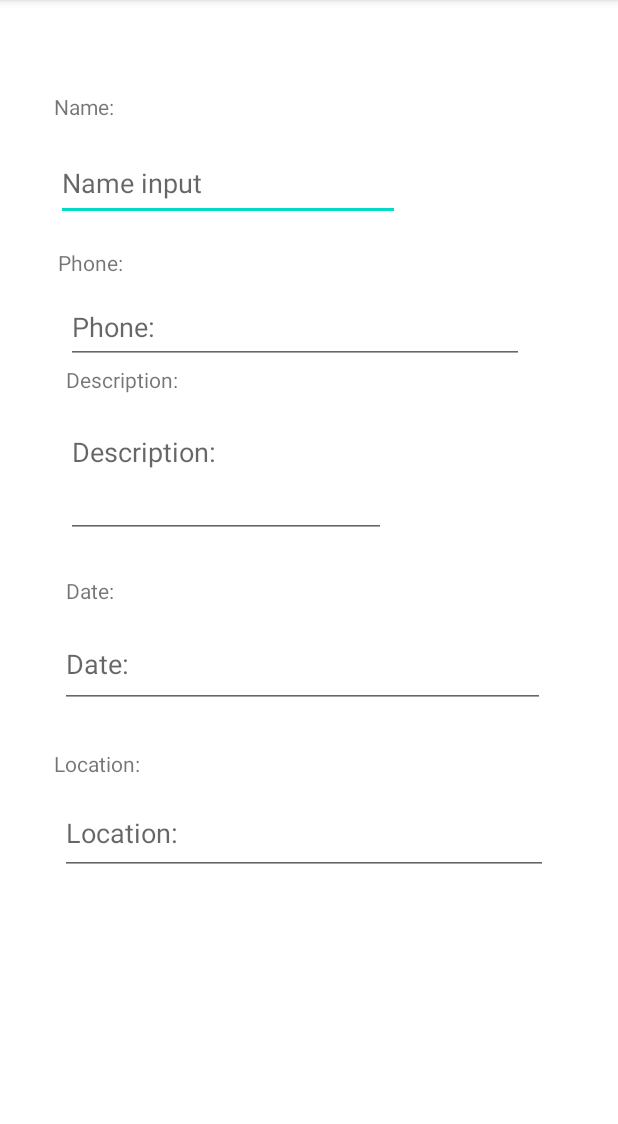
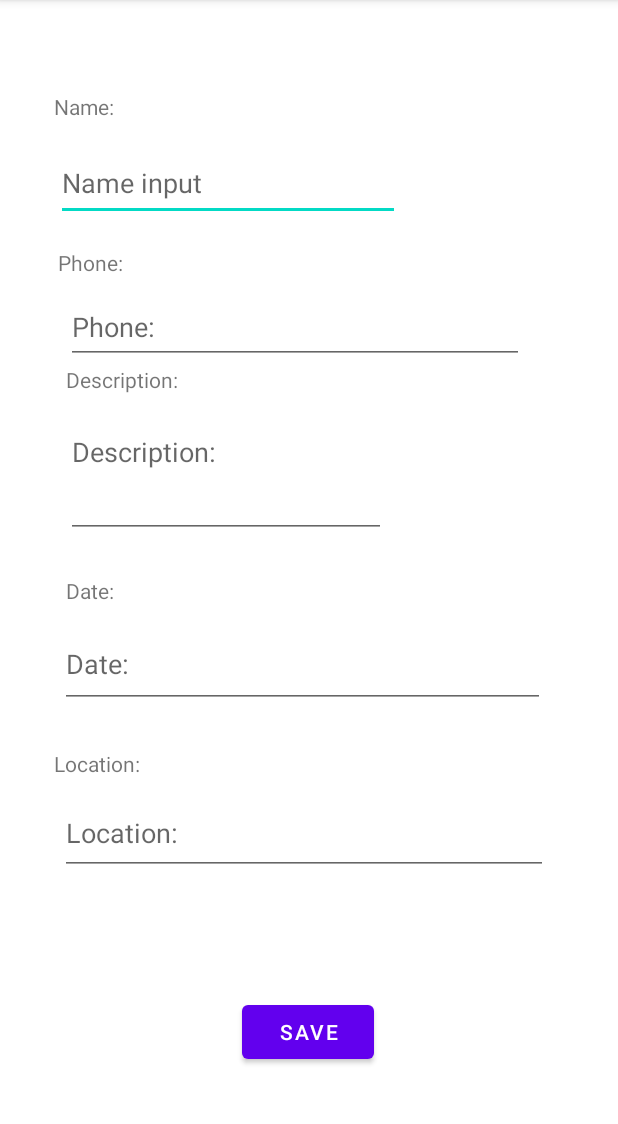
Before and after one commit to el-veee/SIT305LostAndFound, an Android app: the CreateLostAndFoundActivity screen opened directly, with no data from a screen before it, on a phone screen of 412 x 824 dp, the part 84-1208 px from its top. Run offline under Robolectric (Android 15) with nearby library versions, the phone set to English and light mode, and no system bars.

```diff
--- a/app/build.gradle
+++ b/app/build.gradle
@@ -40,4 +40,7 @@ dependencies {
     testImplementation 'junit:junit:4.13.2'
     androidTestImplementation 'androidx.test.ext:junit:1.1.3'
     androidTestImplementation 'androidx.test.espresso:espresso-core:3.4.0'
+
+    implementation "androidx.room:room-runtime:2.4.2"
+    annotationProcessor "androidx.room:room-compiler:2.4.2"
 }
--- a/app/src/main/res/layout/activity_create_lost_and_found.xml
+++ b/app/src/main/res/layout/activity_create_lost_and_found.xml
@@ -124,4 +124,15 @@
         app:layout_constraintStart_toStartOf="parent"
         app:layout_constraintTop_toBottomOf="@+id/date_edit_text" />
 
+    <Button
+        android:id="@+id/save_button"
+        android:layout_width="wrap_content"
+        android:layout_height="wrap_content"
+        android:layout_marginBottom="56dp"
+        android:text="@string/save_button"
+        app:layout_constraintBottom_toBottomOf="parent"
+        app:layout_constraintEnd_toEndOf="parent"
+        app:layout_constraintHorizontal_bias="0.498"
+        app:layout_constraintStart_toStartOf="parent" />
+
 </androidx.constraintlayout.widget.ConstraintLayout>
```
Also changed, not shown: app/src/main/java/com/lachlanvass/sit315lostandfound/Post.kt (added, +24 -0 lines).
